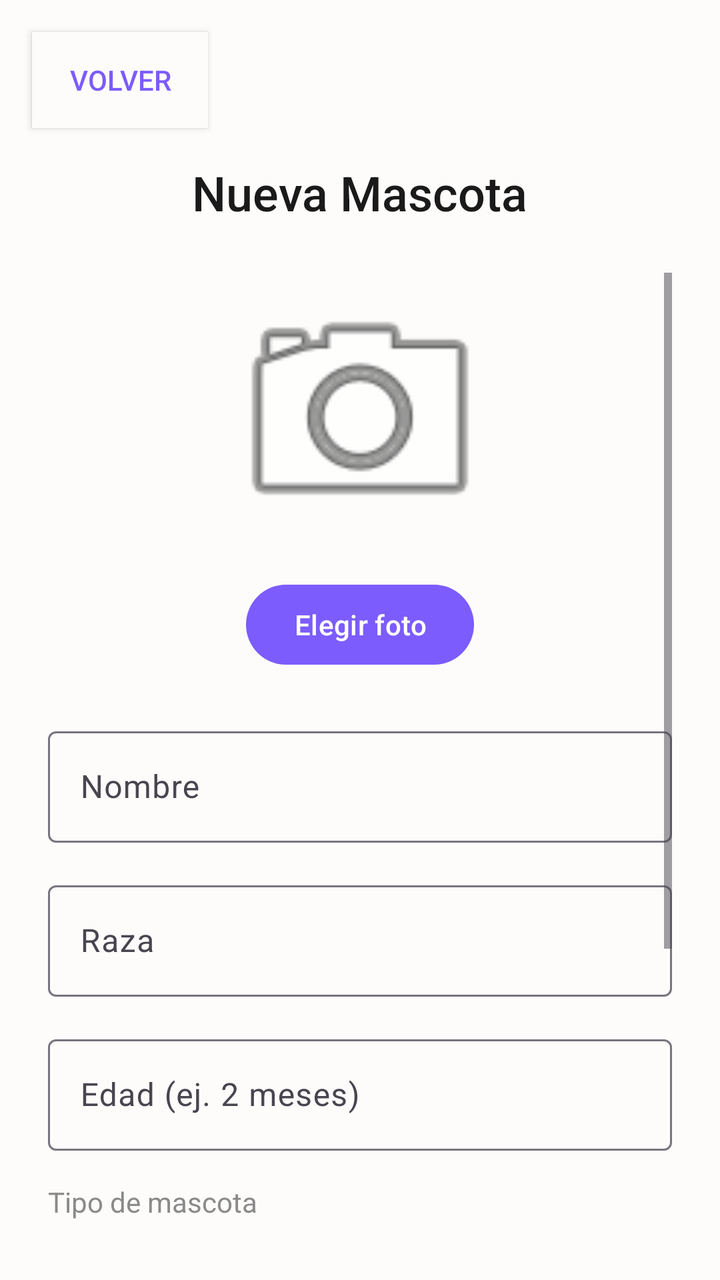
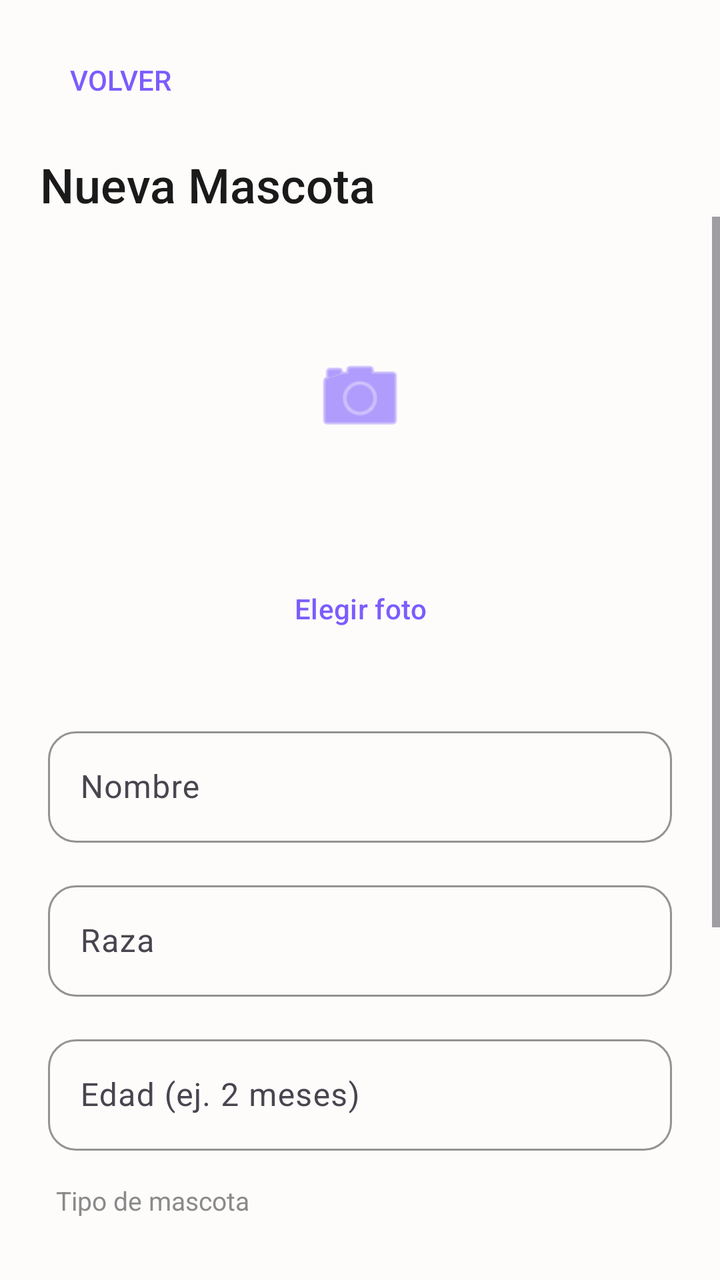

Screens rendered from an Android XML layout before and after an edit, with the pre-edit source and the edit as a unified diff.
<!-- AndroidManifest.xml: application theme Theme.Parcial1amacn4avdifilippopineruavilca -->
<!-- res/layout/activity_add_pet.xml -->
<?xml version="1.0" encoding="utf-8"?>
<androidx.constraintlayout.widget.ConstraintLayout
    xmlns:android="http://schemas.android.com/apk/res/android"
    xmlns:app="http://schemas.android.com/apk/res-auto"
    xmlns:tools="http://schemas.android.com/tools"
    android:id="@+id/main"
    android:layout_width="match_parent"
    android:layout_height="match_parent"
    android:background="@color/background"
    tools:context=".AddPetActivity">

    <Button
        android:id="@+id/btn_back"
        android:layout_width="wrap_content"
        android:layout_height="wrap_content"
        android:layout_margin="16dp"
        android:background="@color/background"
        android:backgroundTint="@color/background"
        app:backgroundTint="@color/background"
        android:textColor="@color/accent"
        android:text="@string/btn_back"
        app:layout_constraintTop_toTopOf="parent"
        app:layout_constraintStart_toStartOf="parent" />

    <TextView
        android:id="@+id/tv_title_add"
        android:layout_width="wrap_content"
        android:layout_height="wrap_content"
        android:layout_marginTop="16dp"
        android:text="Nueva Mascota"
        android:textSize="24sp"
        android:fontFamily="sans-serif-medium"
        android:textColor="@color/text_primary"
        app:layout_constraintTop_toBottomOf="@id/btn_back"
        app:layout_constraintStart_toStartOf="parent"
        app:layout_constraintEnd_toEndOf="parent" />

    <ScrollView
        android:layout_width="match_parent"
        android:layout_height="0dp"
        android:padding="24dp"
        app:layout_constraintTop_toBottomOf="@id/tv_title_add"
        app:layout_constraintBottom_toBottomOf="parent"
        app:layout_constraintStart_toStartOf="parent"
        app:layout_constraintEnd_toEndOf="parent">

        <LinearLayout
            android:layout_width="match_parent"
            android:layout_height="wrap_content"
            android:orientation="vertical">
            <ImageView
                android:id="@+id/iv_pet_photo"
                android:layout_width="140dp"
                android:layout_height="140dp"
                android:layout_gravity="center"
                android:layout_marginBottom="12dp"
                android:src="@android:drawable/ic_menu_camera"
                android:contentDescription="Foto de la mascota" />

            <com.google.android.material.button.MaterialButton
                android:id="@+id/btn_select_photo"
                android:layout_width="wrap_content"
                android:layout_height="wrap_content"
                android:layout_gravity="center"
                android:layout_marginBottom="24dp"
                android:text="Elegir foto" />

            <com.google.android.material.textfield.TextInputLayout
                android:layout_width="match_parent"
                android:layout_height="wrap_content"
                android:layout_marginBottom="16dp"
                android:hint="Nombre">
                
                <com.google.android.material.textfield.TextInputEditText
                    android:id="@+id/et_name"
                    android:layout_width="match_parent"
                    android:layout_height="wrap_content" />
            </com.google.android.material.textfield.TextInputLayout>

            <com.google.android.material.textfield.TextInputLayout
                android:layout_width="match_parent"
                android:layout_height="wrap_content"
                android:layout_marginBottom="16dp"
                android:hint="Raza">
                
                <com.google.android.material.textfield.TextInputEditText
                    android:id="@+id/et_breed"
                    android:layout_width="match_parent"
                    android:layout_height="wrap_content" />
            </com.google.android.material.textfield.TextInputLayout>

            <com.google.android.material.textfield.TextInputLayout
                android:layout_width="match_parent"
                android:layout_height="wrap_content"
                android:layout_marginBottom="16dp"
                android:hint="Edad (ej. 2 meses)">
                
                <com.google.android.material.textfield.TextInputEditText
                    android:id="@+id/et_age"
                    android:layout_width="match_parent"
                    android:layout_height="wrap_content" />
            </com.google.android.material.textfield.TextInputLayout>

            <TextView
                android:layout_width="wrap_content"
                android:layout_height="wrap_content"
                android:text="Tipo de mascota"
                android:textColor="@color/text_secondary"
                android:layout_marginBottom="8dp" />

            <Spinner
                android:id="@+id/spinner_type"
                android:layout_width="match_parent"
                android:layout_height="48dp"
                android:layout_marginBottom="16dp"
                android:background="@android:drawable/btn_dropdown" />

            <com.google.android.material.textfield.TextInputLayout
                android:layout_width="match_parent"
                android:layout_height="wrap_content"
                android:layout_marginBottom="24dp"
                android:hint="Descripción">
                
                <com.google.android.material.textfield.TextInputEditText
                    android:id="@+id/et_description"
                    android:layout_width="match_parent"
                    android:layout_height="wrap_content"
                    android:inputType="textMultiLine"
                    android:lines="3"
                    android:gravity="top|start" />
            </com.google.android.material.textfield.TextInputLayout>

            <com.google.android.material.button.MaterialButton
                android:id="@+id/btn_save_pet"
                android:layout_width="match_parent"
                android:layout_height="56dp"
                app:cornerRadius="28dp"
                android:text="Agregar Mascota"
                android:textSize="16sp" />

        </LinearLayout>
    </ScrollView>

</androidx.constraintlayout.widget.ConstraintLayout>
<!-- resources referenced by this layout -->
<resources>
  <color name="accent">#7C5CFC</color>
  <color name="background">#FDFCFB</color>
  <color name="text_primary">#1A1A1A</color>
  <color name="text_secondary">#8A8A8A</color>
  <string name="btn_back">Volver</string>
  <style name="Theme.Parcial1amacn4avdifilippopineruavilca" parent="Base.Theme.Parcial1amacn4avdifilippopineruavilca" />
  <style name="Base.Theme.Parcial1amacn4avdifilippopineruavilca" parent="Theme.Material3.DayNight.NoActionBar">
          <item name="colorPrimary">@color/accent</item>
          <item name="android:windowBackground">@color/background</item>
          <item name="android:statusBarColor">@color/background</item>
          <item name="android:windowLightStatusBar">true</item>
      </style>
</resources>

<!-- the commit's change to res/layout/activity_add_pet.xml (unified diff, before → after) -->
@@ -13,10 +13,9 @@
         android:id="@+id/btn_back"
         android:layout_width="wrap_content"
         android:layout_height="wrap_content"
-        android:layout_margin="16dp"
-        android:background="@color/background"
-        android:backgroundTint="@color/background"
-        app:backgroundTint="@color/background"
+        android:layout_marginStart="16dp"
+        android:layout_marginTop="16dp"
+        android:background="@android:color/transparent"
         android:textColor="@color/accent"
         android:text="@string/btn_back"
         app:layout_constraintTop_toTopOf="parent"
@@ -26,19 +25,19 @@
         android:id="@+id/tv_title_add"
         android:layout_width="wrap_content"
         android:layout_height="wrap_content"
-        android:layout_marginTop="16dp"
+        android:layout_marginStart="20dp"
+        android:layout_marginTop="12dp"
         android:text="Nueva Mascota"
         android:textSize="24sp"
         android:fontFamily="sans-serif-medium"
         android:textColor="@color/text_primary"
         app:layout_constraintTop_toBottomOf="@id/btn_back"
-        app:layout_constraintStart_toStartOf="parent"
-        app:layout_constraintEnd_toEndOf="parent" />
+        app:layout_constraintStart_toStartOf="parent" />
 
     <ScrollView
         android:layout_width="match_parent"
         android:layout_height="0dp"
-        android:padding="24dp"
+        android:clipToPadding="false"
         app:layout_constraintTop_toBottomOf="@id/tv_title_add"
         app:layout_constraintBottom_toBottomOf="parent"
         app:layout_constraintStart_toStartOf="parent"
@@ -47,30 +46,51 @@
         <LinearLayout
             android:layout_width="match_parent"
             android:layout_height="wrap_content"
-            android:orientation="vertical">
-            <ImageView
-                android:id="@+id/iv_pet_photo"
+            android:orientation="vertical"
+            android:paddingHorizontal="24dp"
+            android:paddingTop="20dp"
+            android:paddingBottom="32dp">
+
+            <FrameLayout
+                android:id="@+id/photo_frame"
                 android:layout_width="140dp"
                 android:layout_height="140dp"
                 android:layout_gravity="center"
-                android:layout_marginBottom="12dp"
-                android:src="@android:drawable/ic_menu_camera"
-                android:contentDescription="Foto de la mascota" />
+                android:layout_marginBottom="12dp">
+
+                <ImageView
+                    android:id="@+id/iv_pet_photo"
+                    android:layout_width="48dp"
+                    android:layout_height="48dp"
+                    android:layout_gravity="center"
+                    android:src="@android:drawable/ic_menu_camera"
+                    app:tint="@color/accent"
+                    android:contentDescription="Foto de la mascota" />
+            </FrameLayout>
 
             <com.google.android.material.button.MaterialButton
                 android:id="@+id/btn_select_photo"
+                style="@style/Widget.Material3.Button.TextButton"
                 android:layout_width="wrap_content"
                 android:layout_height="wrap_content"
                 android:layout_gravity="center"
-                android:layout_marginBottom="24dp"
+                android:layout_marginBottom="32dp"
+                android:textColor="@color/accent"
                 android:text="Elegir foto" />
 
             <com.google.android.material.textfield.TextInputLayout
                 android:layout_width="match_parent"
                 android:layout_height="wrap_content"
                 android:layout_marginBottom="16dp"
+                style="@style/Widget.Material3.TextInputLayout.OutlinedBox"
+                app:boxCornerRadiusTopStart="14dp"
+                app:boxCornerRadiusTopEnd="14dp"
+                app:boxCornerRadiusBottomStart="14dp"
+                app:boxCornerRadiusBottomEnd="14dp"
+                app:boxStrokeColor="@color/accent"
+                app:hintTextColor="@color/accent"
                 android:hint="Nombre">
-                
+
                 <com.google.android.material.textfield.TextInputEditText
                     android:id="@+id/et_name"
                     android:layout_width="match_parent"
@@ -81,8 +101,15 @@
                 android:layout_width="match_parent"
                 android:layout_height="wrap_content"
                 android:layout_marginBottom="16dp"
+                style="@style/Widget.Material3.TextInputLayout.OutlinedBox"
+                app:boxCornerRadiusTopStart="14dp"
+                app:boxCornerRadiusTopEnd="14dp"
+                app:boxCornerRadiusBottomStart="14dp"
+                app:boxCornerRadiusBottomEnd="14dp"
+                app:boxStrokeColor="@color/accent"
+                app:hintTextColor="@color/accent"
                 android:hint="Raza">
-                
+
                 <com.google.android.material.textfield.TextInputEditText
                     android:id="@+id/et_breed"
                     android:layout_width="match_parent"
@@ -93,8 +120,15 @@
                 android:layout_width="match_parent"
                 android:layout_height="wrap_content"
                 android:layout_marginBottom="16dp"
+                style="@style/Widget.Material3.TextInputLayout.OutlinedBox"
+                app:boxCornerRadiusTopStart="14dp"
+                app:boxCornerRadiusTopEnd="14dp"
+                app:boxCornerRadiusBottomStart="14dp"
+                app:boxCornerRadiusBottomEnd="14dp"
+                app:boxStrokeColor="@color/accent"
+                app:hintTextColor="@color/accent"
                 android:hint="Edad (ej. 2 meses)">
-                
+
                 <com.google.android.material.textfield.TextInputEditText
                     android:id="@+id/et_age"
                     android:layout_width="match_parent"
@@ -105,22 +139,31 @@
                 android:layout_width="wrap_content"
                 android:layout_height="wrap_content"
                 android:text="Tipo de mascota"
+                android:textSize="13sp"
                 android:textColor="@color/text_secondary"
-                android:layout_marginBottom="8dp" />
+                android:layout_marginBottom="8dp"
+                android:layout_marginStart="4dp" />
 
             <Spinner
                 android:id="@+id/spinner_type"
                 android:layout_width="match_parent"
-                android:layout_height="48dp"
-                android:layout_marginBottom="16dp"
-                android:background="@android:drawable/btn_dropdown" />
+                android:layout_height="52dp"
+                android:layout_marginBottom="20dp"
+                android:paddingHorizontal="16dp" />
 
             <com.google.android.material.textfield.TextInputLayout
                 android:layout_width="match_parent"
                 android:layout_height="wrap_content"
-                android:layout_marginBottom="24dp"
+                android:layout_marginBottom="28dp"
+                style="@style/Widget.Material3.TextInputLayout.OutlinedBox"
+                app:boxCornerRadiusTopStart="14dp"
+                app:boxCornerRadiusTopEnd="14dp"
+                app:boxCornerRadiusBottomStart="14dp"
+                app:boxCornerRadiusBottomEnd="14dp"
+                app:boxStrokeColor="@color/accent"
+                app:hintTextColor="@color/accent"
                 android:hint="Descripción">
-                
+
                 <com.google.android.material.textfield.TextInputEditText
                     android:id="@+id/et_description"
                     android:layout_width="match_parent"
@@ -135,8 +178,9 @@
                 android:layout_width="match_parent"
                 android:layout_height="56dp"
                 app:cornerRadius="28dp"
+                android:backgroundTint="@color/accent"
                 android:text="Agregar Mascota"
-                android:textSize="16sp" />
+                android:textSize="15sp" />
 
         </LinearLayout>
     </ScrollView>
